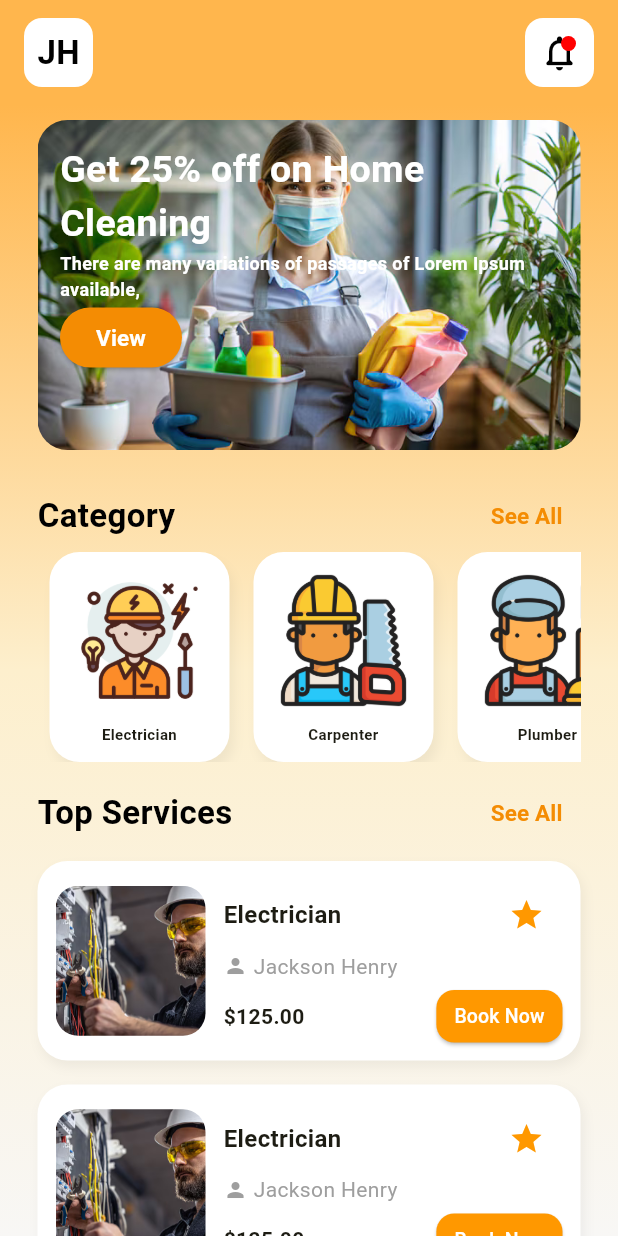
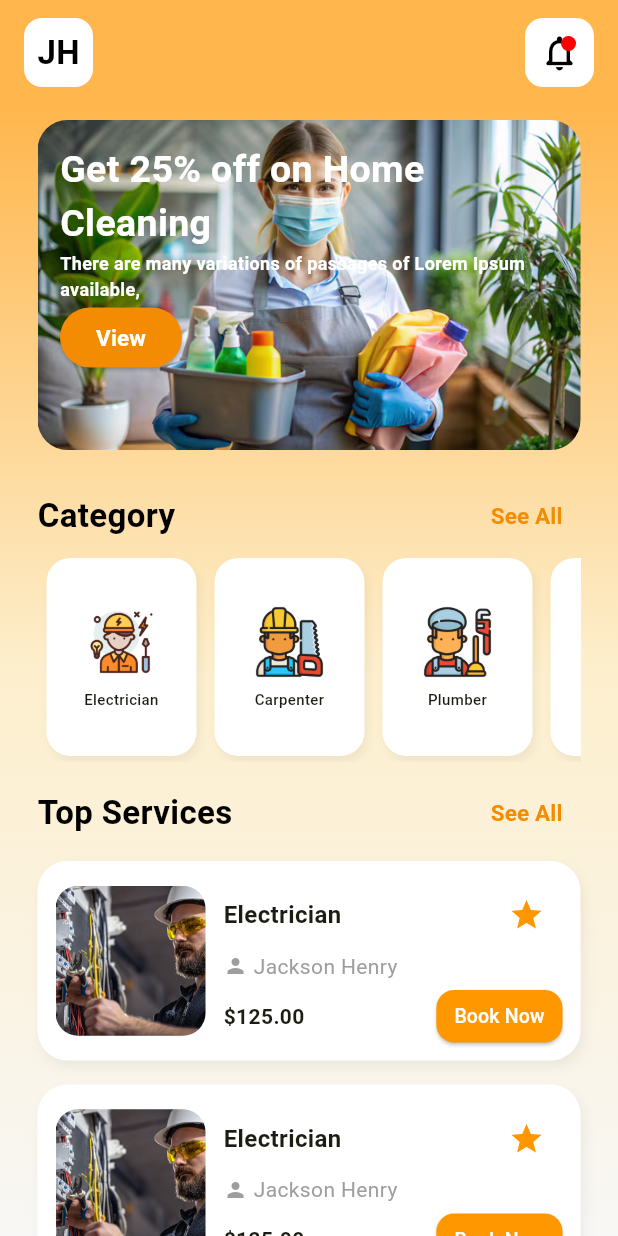
Before and after one commit to sumit-jangid-1708/skilllink, a Flutter app: the HomeScreen screen opened by its route, on a phone screen of 412 x 824 dp. Run offline on Flutter 3.47's test engine with Material 3 defaults, Android fonts, the phone set to English and light mode, and no system bars; our stand-ins replace fluttertoast, get, google_maps_flutter, intl_phone_field, shared_preferences; accounts and stored records are empty.

Commit message:
image size change of the service card

```diff
--- a/lib/res/components/widgets/serviceCard.dart
+++ b/lib/res/components/widgets/serviceCard.dart
@@ -17,35 +17,41 @@ class ServiceCard extends StatelessWidget {
     return GestureDetector(
       onTap: onTap,
       child: Container(
-        width: 120,
-        margin: const EdgeInsets.symmetric(horizontal: 8),
-        padding: const EdgeInsets.all(12),
+        width: 100, // Smaller card width
+        margin: const EdgeInsets.symmetric(horizontal: 6, vertical: 4),
+        padding: const EdgeInsets.symmetric(horizontal: 6, vertical: 6),
         decoration: BoxDecoration(
           color: Colors.white,
-          borderRadius: BorderRadius.circular(20),
+          borderRadius: BorderRadius.circular(16),
           boxShadow: [
             BoxShadow(
               color: Colors.black.withOpacity(0.05),
-              blurRadius: 6,
-              offset: const Offset(3, 6),
+              blurRadius: 4,
+              offset: const Offset(2, 4),
             )
           ],
         ),
         child: Column(
+          mainAxisAlignment: MainAxisAlignment.center,
+          mainAxisSize: MainAxisSize.min,
           children: [
-            Expanded(
+            SizedBox(
+              height: 50, // Smaller image size
+              width: 50,
               child: Image.asset(
                 imagePath,
-                fit: BoxFit.fill,
+                fit: BoxFit.contain,
               ),
             ),
-            const SizedBox(height: 8),
+            const SizedBox(height: 6),
             Text(
               title,
               style: const TextStyle(
-                fontSize: 10,
-                fontWeight: FontWeight.w600,
+                fontSize: 10, // Compact text size
+                fontWeight: FontWeight.w500,
               ),
+              maxLines: 1,
+              overflow: TextOverflow.ellipsis,
               textAlign: TextAlign.center,
             ),
           ],
```
